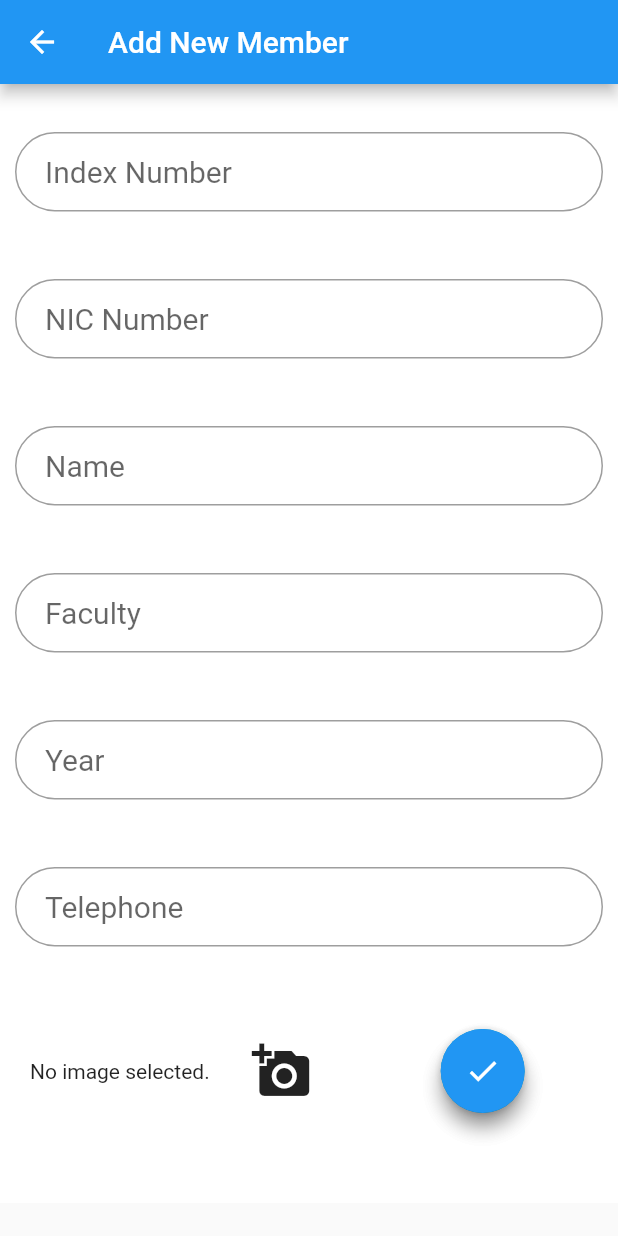
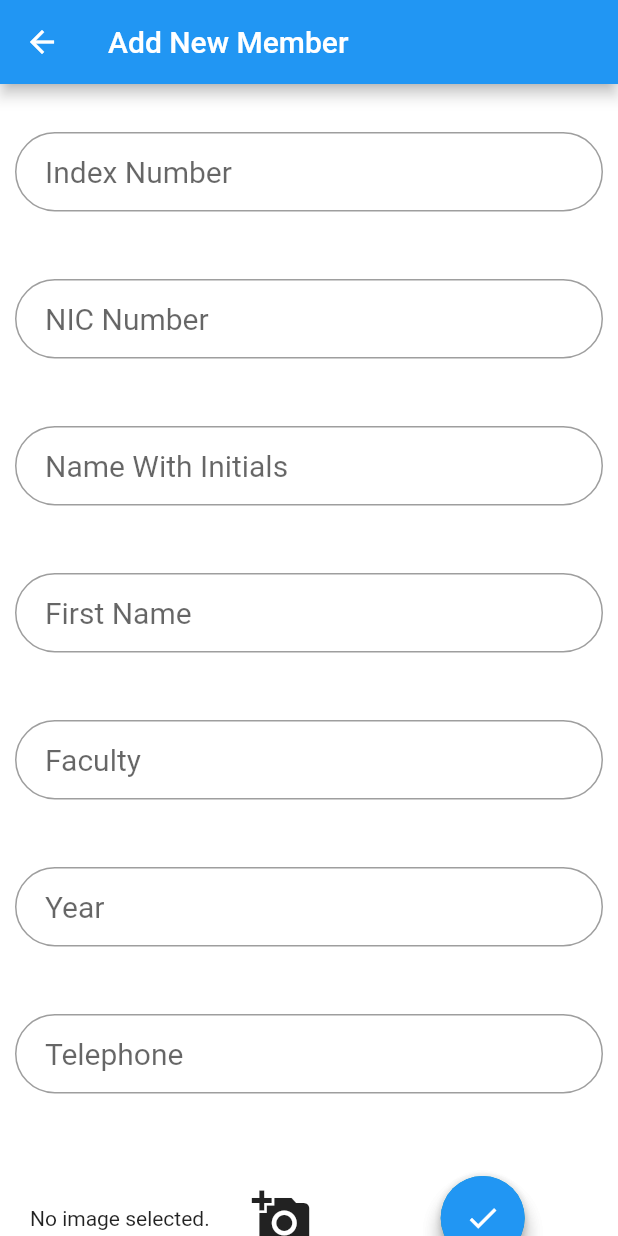
Before and after one commit to awpathum/Team-Mate, a Flutter app: the addNewMember screen opened directly, on a phone screen of 412 x 824 dp. Run offline on Flutter 3.47's test engine with Material 2 defaults, Android fonts, the phone set to English and light mode, and no system bars; our stand-ins replace camera, cloud_firestore, firebase_auth, firebase_storage, fluttertoast, image_picker; missing offline and left inert: flutter_calendar, keyboard; accounts and stored records are empty; Roboto replaces fonts that are missing (Montserrat).

Commit message:
fisrt name field added

```diff
--- a/lib/CustomClass/memberData.dart
+++ b/lib/CustomClass/memberData.dart
@@ -1,6 +1,6 @@
 import 'dart:io';
 class memData {
-  String indexNo, nicNo, name, faculty, telephone,year;
+  String indexNo, nicNo, name, faculty, telephone,year,fname;
   File image;
 
 
--- a/lib/Pages/addNewMember.dart
+++ b/lib/Pages/addNewMember.dart
@@ -37,6 +37,8 @@ class _addNewMemberState extends State<addNewMember> {
   var useYear;
   var imagememData;
   var useimage;
+  var fnamememData;
+  var useFname;
 
   _addNewMemberState() {
     var indexmemeData = new memData();
@@ -53,6 +55,8 @@ class _addNewMemberState extends State<addNewMember> {
     useIndex = yearmemeData.year;
     var imagememeData = new memData();
     useIndex = imagememeData.image;
+    var fnamememData = new memData();
+    useFname = facultymemeData.fname;
   }
   //final GlobalKey<FormState> _formKey = GlobalKey<FormState>();
   @override
@@ -62,7 +66,7 @@ class _addNewMemberState extends State<addNewMember> {
         if (input.isEmpty) {
           return 'Please Enter Index Number';
         }
-        if (input.substring(0, 1) != '20') {
+        if (input.substring(0, 2) != '20') {
           return 'Index number not valid';
         }
 
@@ -110,11 +114,27 @@ class _addNewMemberState extends State<addNewMember> {
       style: style,
       decoration: InputDecoration(
           contentPadding: EdgeInsets.fromLTRB(20.0, 15.0, 20.0, 15.0),
-          hintText: "Name",
+          hintText: "Name With Initials",
           border:
               OutlineInputBorder(borderRadius: BorderRadius.circular(32.0))),
       onSaved: (input) => useName = input,
     );
+    final fnameField = TextFormField(
+      validator: (input) {
+        if (input.isEmpty) {
+          return 'Please Enter First Name';
+        }
+      },
+      obscureText: false,
+      style: style,
+      decoration: InputDecoration(
+          contentPadding: EdgeInsets.fromLTRB(20.0, 15.0, 20.0, 15.0),
+          hintText: "First Name",
+          border:
+              OutlineInputBorder(borderRadius: BorderRadius.circular(32.0))),
+      onSaved: (input) => useFname = input,
+    );
+
 
     final facultyField = TextFormField(
       /* validator: (input) {
@@ -242,6 +262,10 @@ class _addNewMemberState extends State<addNewMember> {
                       SizedBox(
                         height: 45.0,
                       ),
+                      fnameField,
+                      SizedBox(
+                        height: 45.0,
+                      ),
                       facultyField,
                       SizedBox(
                         height: 45.0,
@@ -297,6 +321,7 @@ class _addNewMemberState extends State<addNewMember> {
       'IndexNo': this.useIndex,
       'NIC': this.useNIC,
       'Name': this.useName,
+      'First Name': this.useFname,
       'Faculty': useFaculty,
       'Year': this.useYear,
       'Telephone': this.useTelephone,
```
